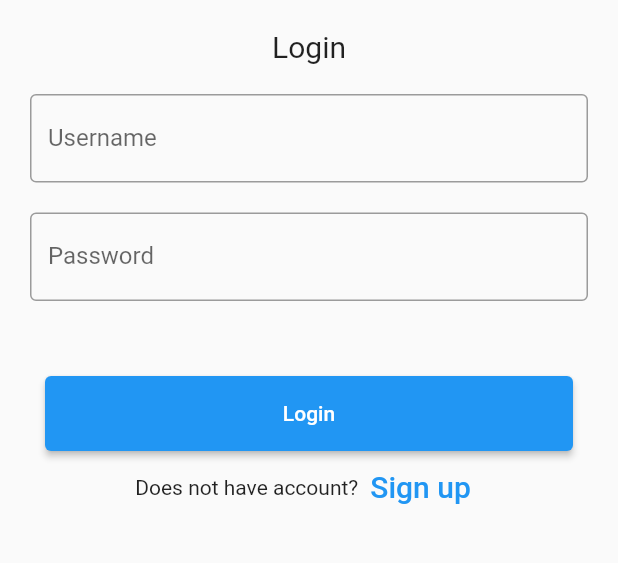
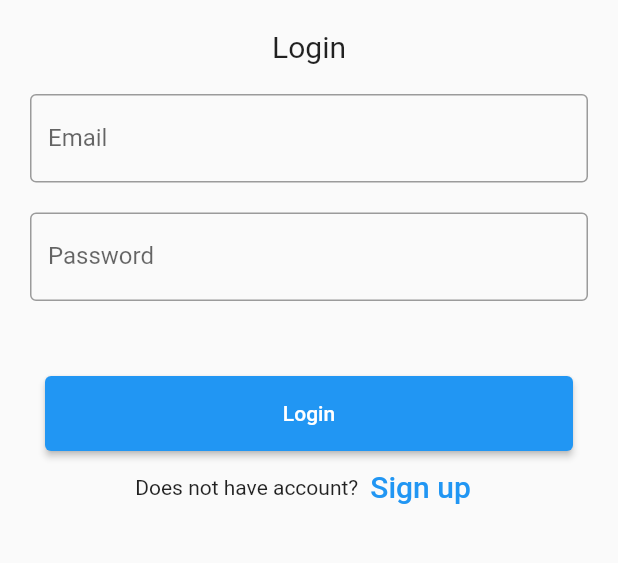
Before and after one commit to DanyPrv/calendarCM, a Flutter app: the screen it shows after launch, after a tap on "Login", on a phone screen of 412 x 824 dp, the part 167-730 px from its top. Run offline on Flutter 3.47's test engine with Material 2 defaults, Android fonts, the phone set to English and light mode, and no system bars; our stand-ins replace drift, flutter_local_notifications, google_maps_flutter, syncfusion_flutter_calendar, timezone; missing offline and left inert: workmanager; accounts and stored records are empty; generated files the repository leaves out were written again; statements that could not run were skipped.

```diff
--- a/lib/Database/database.dart
+++ b/lib/Database/database.dart
@@ -37,9 +37,14 @@ class Database extends _$Database {
     return await select(users).get();
   }
 
-  Future<User> getUser(String username) async {
-    return await (select(users)..where((tbl) => tbl.username.equals(username)))
-        .getSingle();
+  Future<User?> getUser(String email) async {
+    try {
+      User user = await (select(users)..where((tbl) => tbl.email.equals(email)))
+          .getSingle();
+      return user;
+    } catch (e) {
+      return null;
+    }
   }
 
   Future<int> registerUser(UsersCompanion entity) async {
--- a/lib/login.dart
+++ b/lib/login.dart
@@ -69,7 +69,7 @@ class Login extends StatefulWidget {
 
 class _LoginState extends State<Login> {
   late Database _db;
-  TextEditingController usernameController = TextEditingController();
+  TextEditingController emailController = TextEditingController();
   TextEditingController passwordController = TextEditingController();
 
   @override
@@ -81,7 +81,7 @@ class _LoginState extends State<Login> {
   @override
   void dispose() {
     _db.close();
-    usernameController.dispose();
+    emailController.dispose();
     passwordController.dispose();
     super.dispose();
   }
@@ -112,10 +112,10 @@ class _LoginState extends State<Login> {
             Container(
               padding: const EdgeInsets.all(10),
               child: TextField(
-                controller: usernameController,
+                controller: emailController,
                 decoration: const InputDecoration(
                   border: OutlineInputBorder(),
-                  labelText: 'Username',
+                  labelText: 'Email',
                 ),
               ),
             ),
@@ -136,14 +136,21 @@ class _LoginState extends State<Login> {
                 child: ElevatedButton(
                   child: const Text('Login'),
                   onPressed: () async {
-                    _db.getUser(usernameController.text).then((value) => {
+                    _db.getUser(emailController.text).then((value) => {
+                        if(value != null) {
                           Navigator.pushAndRemoveUntil(
                               context,
                               MaterialPageRoute(
-                                  builder: (context) => CalendarSection(
-                                      title: 'Calendar',
-                                      username: value.username)),
-                              (route) => false)
+                                  builder: (context) =>
+                                      CalendarSection(
+                                          title: 'Calendar',
+                                          username: value.username
+                                      )
+                              ),
+                                  (route) => false)
+                        } else {
+                          //TODO add login error message
+                        }
                         });
                   },
                 )),
--- a/lib/main.dart
+++ b/lib/main.dart
@@ -1,7 +1,22 @@
 import 'package:calendar/login.dart';
+import 'package:calendar/worker.dart';
 import 'package:flutter/material.dart';
+import 'package:workmanager/workmanager.dart';
 
-void main() {
+Future<void> main() async {
+  WidgetsFlutterBinding.ensureInitialized();
+  Workmanager().cancelAll();
+  await Workmanager().initialize(
+    callbackDispatcher,
+  );
+  await Workmanager().registerPeriodicTask(
+    "2",
+    fetchReminder,
+    frequency: const Duration(minutes: 15),
+    constraints: Constraints(
+      networkType: NetworkType.connected,
+    ),
+  );
   runApp(const MyApp());
 }
 
--- a/pubspec.yaml
+++ b/pubspec.yaml
@@ -32,14 +32,13 @@ dependencies:
   syncfusion_flutter_calendar: ^19.4.54
   google_maps_flutter: ^2.0.2
   url_launcher: ^6.0.20
-
-  # The following adds the Cupertino Icons font to your application.
-  # Use with the CupertinoIcons class for iOS style icons.
   cupertino_icons: ^1.0.2
   drift: ^1.5.0
   sqlite3_flutter_libs: ^0.5.0
   path_provider: ^2.0.9
   path: ^1.8.0
+  workmanager: ^0.4.1
+  flutter_local_notifications: ^9.4.0
 
 dev_dependencies:
   flutter_test:
```
Also changed, not shown: lib/worker.dart (added, +47 -0 lines), pubspec.lock, 2 other files.
